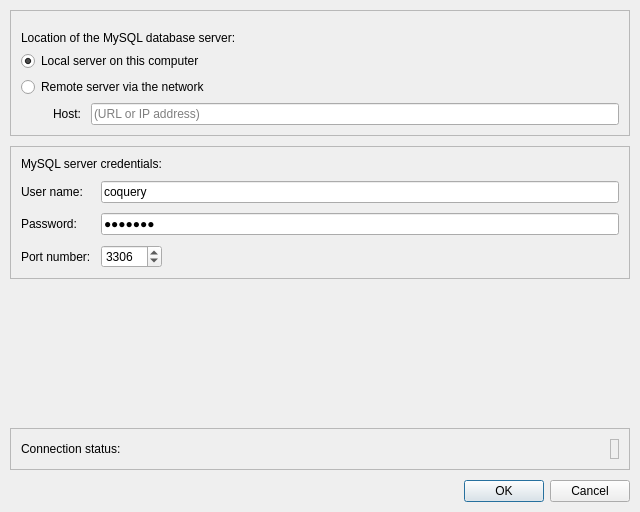
First picture: the form in coquery/gui/MySQLOptions.ui, repository gkunter/coquery, before the edit.
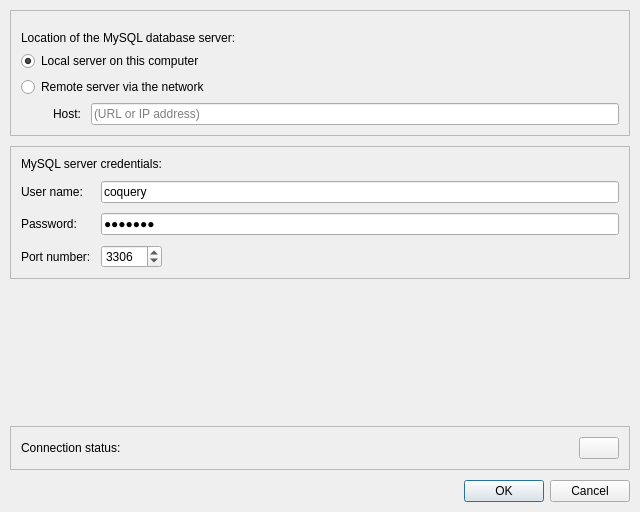
Second picture: the form after the edit.

Commit message: Add color box for connection status

The edit to the form file:
```diff
--- a/coquery/gui/MySQLOptions.ui
+++ b/coquery/gui/MySQLOptions.ui
@@ -238,16 +238,22 @@
        </spacer>
       </item>
       <item>
-       <widget class="QLabel" name="label_status">
-        <property name="frameShape">
-         <enum>QFrame::StyledPanel</enum>
-        </property>
-        <property name="frameShadow">
-         <enum>QFrame::Raised</enum>
+       <widget class="QPushButton" name="button_status">
+        <property name="sizePolicy">
+         <sizepolicy hsizetype="Fixed" vsizetype="Fixed">
+          <horstretch>0</horstretch>
+          <verstretch>0</verstretch>
+         </sizepolicy>
         </property>
         <property name="text">
          <string/>
         </property>
+        <property name="autoDefault">
+         <bool>true</bool>
+        </property>
+        <property name="flat">
+         <bool>false</bool>
+        </property>
        </widget>
       </item>
      </layout>
```
The commit also changes 2 other files.
